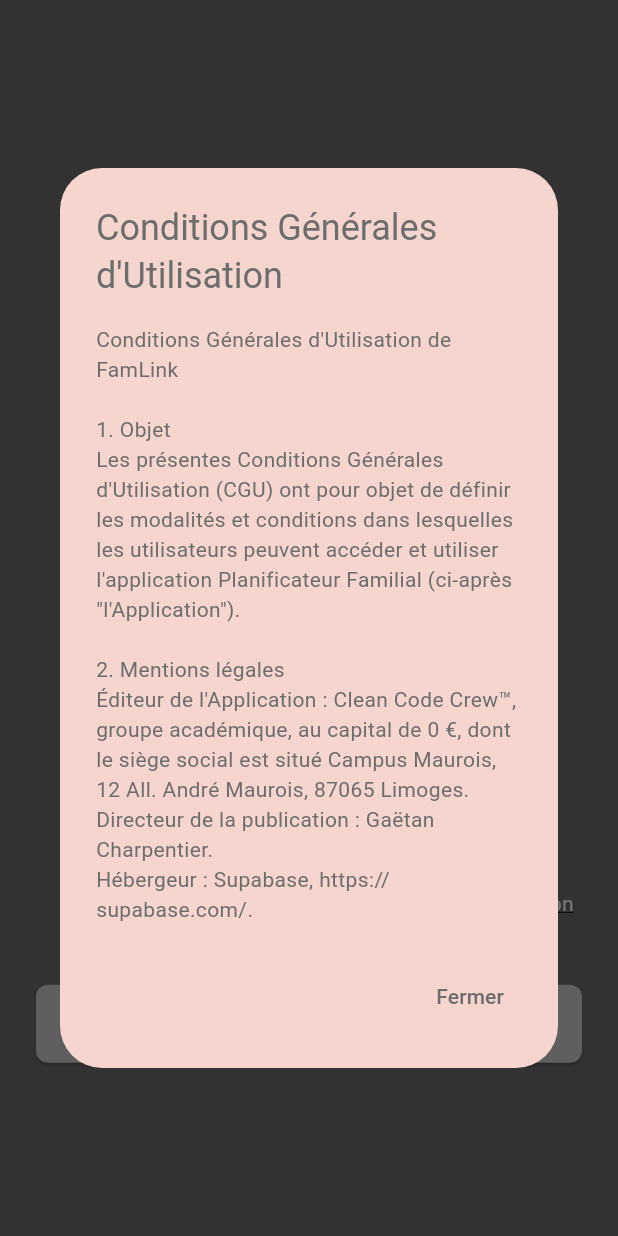
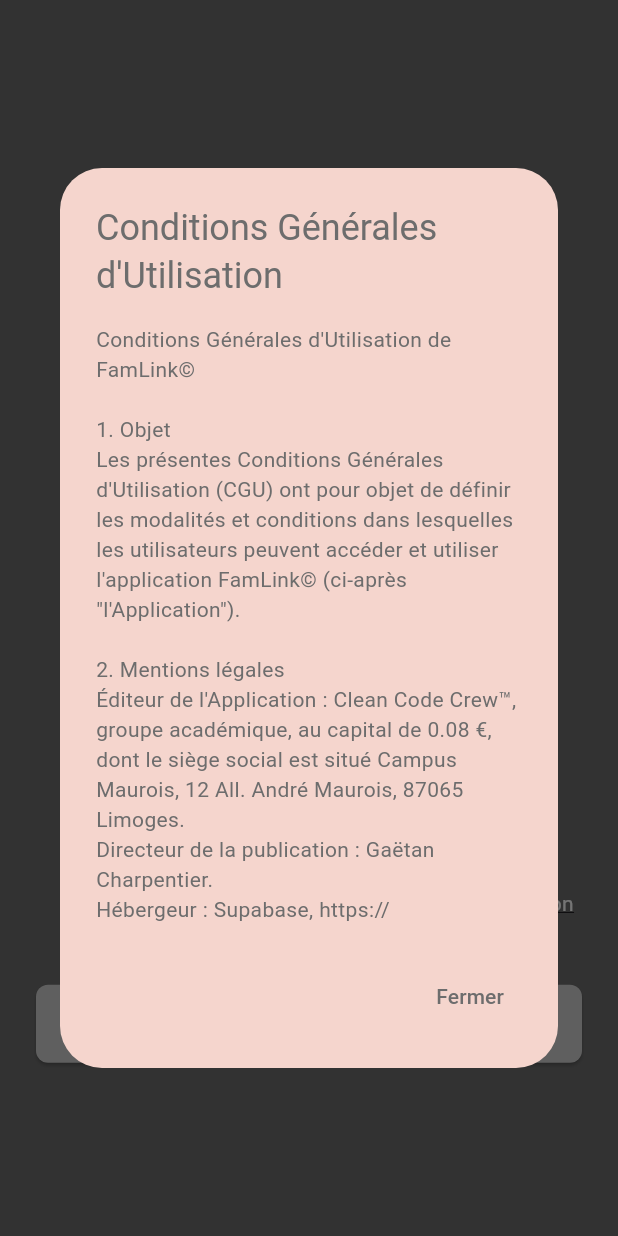
Before and after one commit to GalDen01/SAE-Planificateur-familial, a Flutter app: the screen it shows after launch, after a tap on "J'accepte les Conditions Générales d'Uti", on a phone screen of 412 x 824 dp. Run offline on Flutter 3.47's test engine with Material 3 defaults, Android fonts, the phone set to English and light mode, and no system bars; our stand-ins replace geolocator, google_sign_in, supabase_flutter; accounts and stored records are empty.

Commit message:
Modif CGU

```diff
--- a/flutter_application_1/lib/src/ui/screens/auth/cgu_dialog.dart
+++ b/flutter_application_1/lib/src/ui/screens/auth/cgu_dialog.dart
@@ -40,15 +40,17 @@ class CguDialog extends StatelessWidget {
 
   /// Le texte complet des CGU
   static const String _cguText = """
-Conditions Générales d'Utilisation de FamLink
+Conditions Générales d'Utilisation de FamLink©
 
 1. Objet
-Les présentes Conditions Générales d'Utilisation (CGU) ont pour objet de définir les modalités et conditions dans lesquelles les utilisateurs peuvent accéder et utiliser l'application Planificateur Familial (ci-après "l'Application").
+Les présentes Conditions Générales d'Utilisation (CGU) ont pour objet de définir les modalités et conditions dans lesquelles les utilisateurs peuvent accéder et utiliser l'application FamLink© (ci-après "l'Application").
 
 2. Mentions légales
-Éditeur de l'Application : Clean Code Crew™, groupe académique, au capital de 0 €, dont le siège social est situé Campus Maurois, 12 All. André Maurois, 87065 Limoges.
+Éditeur de l'Application : Clean Code Crew™, groupe académique, au capital de 0.08 €, dont le siège social est situé Campus Maurois, 12 All. André Maurois, 87065 Limoges.
 Directeur de la publication : Gaëtan Charpentier.
 Hébergeur : Supabase, https://supabase.com/.
+Actionnaire majoritaires : Trillard Stanislas 33%
+                           Clean Code Crew™ 67%
 
 3. Acceptation des CGU
 L'utilisation de l'Application implique l'acceptation pleine et entière des présentes CGU. En cas de désaccord avec ces conditions, l'utilisateur est prié de ne pas utiliser l'Application.
```
